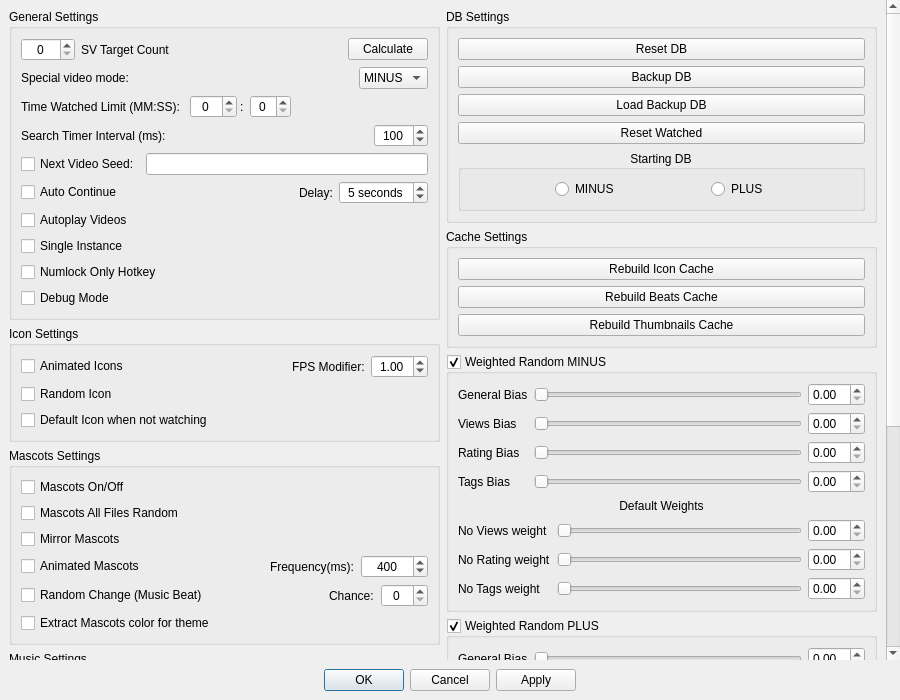
The window that MediaManager/src/QtClasses/UI/Form Files/SettingsDialog.ui (PaunescuAndrei/MediaManager) describes before a commit, drawn with Qt 5.
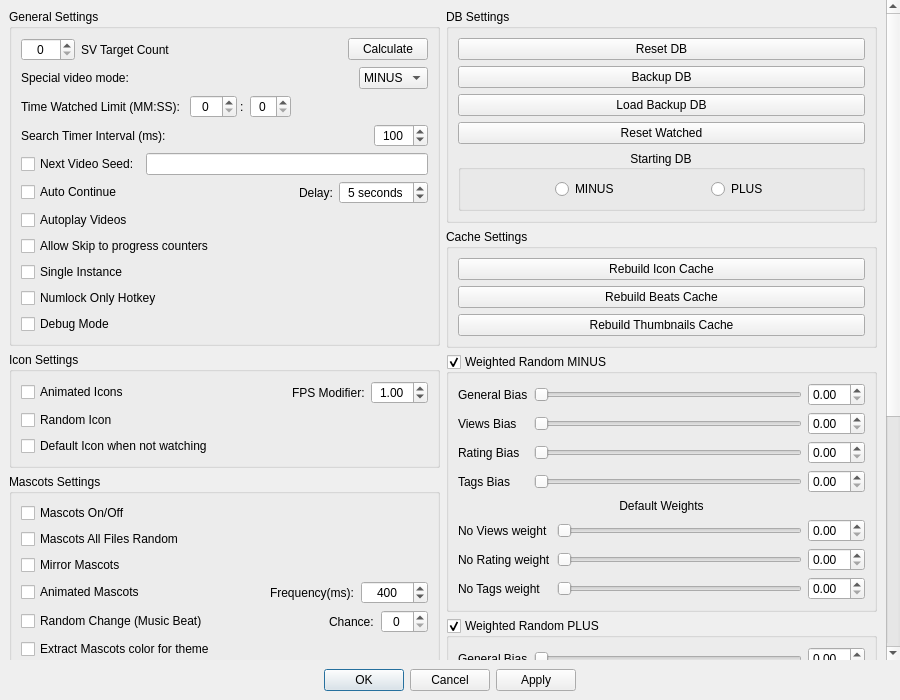
The same window after the commit. Custom widgets are drawn as their Qt base class.

Commit message: added skip option that determines if counters progress on skip

Diff of the .ui file:
```diff
--- a/MediaManager/src/QtClasses/UI/Form Files/SettingsDialog.ui
+++ b/MediaManager/src/QtClasses/UI/Form Files/SettingsDialog.ui
@@ -55,7 +55,7 @@
         <x>0</x>
         <y>0</y>
         <width>886</width>
-        <height>1029</height>
+        <height>1056</height>
        </rect>
       </property>
       <layout class="QHBoxLayout" name="horizontalLayout_8">
@@ -426,6 +426,16 @@
               </property>
              </widget>
             </item>
+            <item>
+             <widget class="QCheckBox" name="skipAllowedProgress">
+              <property name="toolTip">
+               <string>When enabled, pressing Skip in the finish dialog will not decrement the MINUS counter.</string>
+              </property>
+              <property name="text">
+               <string>Allow Skip to progress counters</string>
+              </property>
+             </widget>
+            </item>
             <item>
              <widget class="QCheckBox" name="singleInstance">
               <property name="text">
```
The commit also changes 4 other files.
